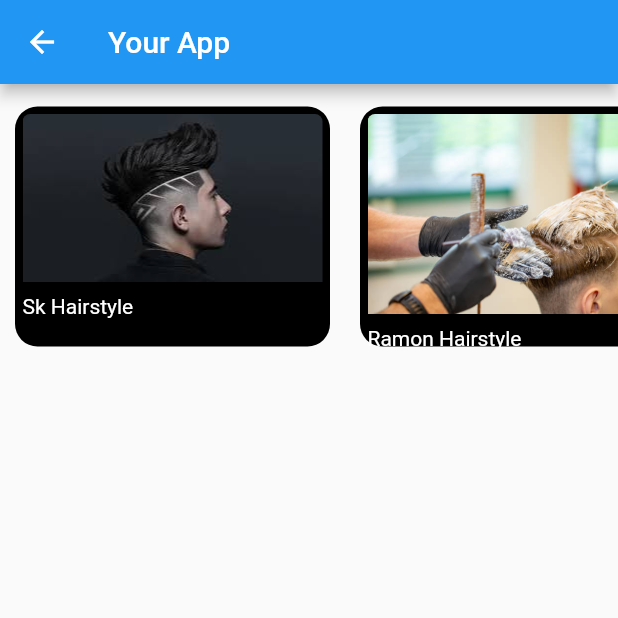
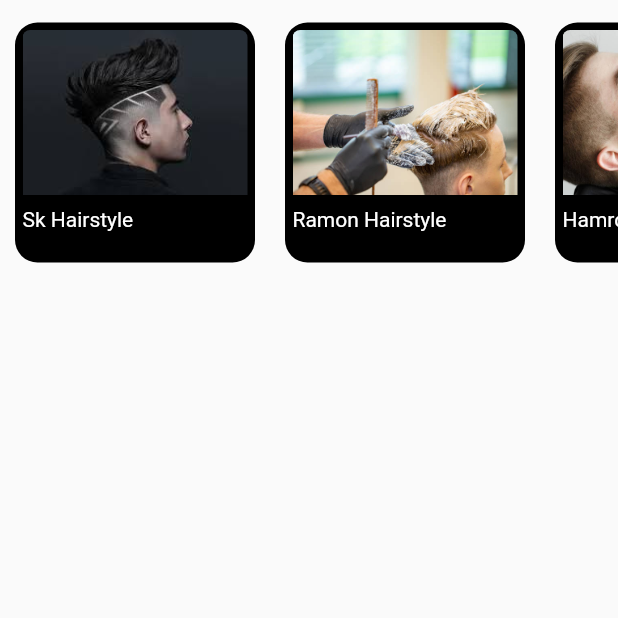
Before and after one commit to SarthakPaneru/StyleSlate-Customer, a Flutter app: the MyHomePage screen opened directly, on a phone screen of 412 x 824 dp, the top half of it. Run offline on Flutter 3.47's test engine with Material 2 defaults, Android fonts, the phone set to English and light mode, and no system bars; our stand-ins replace cached_network_image, email_validator, flutter_secure_storage, flutter_svg, font_awesome_flutter, geolocator and 5 more; missing offline and left inert: dart:ffi, heart_toggle; accounts and stored records are empty.

Commit message:
models added

```diff
--- a/lib/Screen/detailScreen.dart
+++ b/lib/Screen/detailScreen.dart
@@ -1,6 +1,7 @@
 import 'package:flutter/material.dart';
 import 'package:hamro_barber_mobile/constants/app_constants.dart';
 import 'package:hamro_barber_mobile/modules/screens/barber_type.dart';
+import 'package:hamro_barber_mobile/profile/body.dart';
 import 'package:heart_toggle/heart_toggle.dart';
 import 'booking page.dart';
 
--- a/lib/config/api_requests.dart
+++ b/lib/config/api_requests.dart
@@ -90,4 +90,11 @@ class ApiRequests {
         '${ApiConstants.appointmentEndpoint}/get/customer/${customerId.toString()}?status=$status');
     return response;
   }
+
+  Future<String> retrieveImageUrl() async {
+    Customer customer = Customer();
+    final userId = await customer.retrieveUserId();
+    return _apiService
+        .fetchProtectedImage('${ApiConstants.baseUrl}${ApiConstants.usersEndpoint}/$userId/get-image').toString();
+  }
 }
--- a/lib/config/api_service.dart
+++ b/lib/config/api_service.dart
@@ -1,11 +1,15 @@
 import 'dart:convert';
 import 'dart:io';
+import 'dart:ui';
+import 'package:flutter/material.dart';
 import 'package:hamro_barber_mobile/constants/app_constants.dart';
 import 'package:http/http.dart' as http;
 import 'package:mime/mime.dart';
 import 'package:http_parser/http_parser.dart';
 
 class ApiService {
+  ApiConstants _apiConstants = ApiConstants();
+
   void processData(String responseData) {
     final data = json.decode(responseData);
     // Process the data...
@@ -69,8 +73,8 @@ class ApiService {
         return http.Response("ERROR UPLOADING FILE", 400);
       }
 
-      request.files.add(await http.MultipartFile.fromPath(
-          'file', file.path, contentType: MediaType.parse(mimeType))); //, contentType: headers))
+      request.files.add(await http.MultipartFile.fromPath('file', file.path,
+          contentType: MediaType.parse(mimeType))); //, contentType: headers))
       request.send().then((response) {
         if (response.statusCode == 200) {
           print("Uploaded!");
@@ -114,4 +118,9 @@ class ApiService {
       return http.Response({"message": e}.toString(), 400);
     }
   }
+
+  Future<Uri> fetchProtectedImage(String imageUrl) async {
+    return Uri.parse(imageUrl);
+
+  }
 }
--- a/lib/core/auth/login.dart
+++ b/lib/core/auth/login.dart
@@ -86,7 +86,7 @@ class _LoginState extends State<Login> {
     } else {
       {
         // If form is validated the follwing code is executed.
-        final payload = {'email': email, 'password': password};
+        final payload = {'email': email, 'password': password, 'userRole': 'CUSTOMER'};
         final jsonPayload = jsonEncode(payload);
 
         http.Response response = await _apiService.post(
--- /dev/null
+++ b/lib/modules/models/barber.dart
@@ -0,0 +1,61 @@
+import 'dart:ffi';
+
+import 'package:hamro_barber_mobile/modules/models/service.dart';
+
+import 'user.dart';
+
+class Barber {
+  final int? id;
+  final String? panNo;
+  final bool? isOpened;
+  final User? user;
+  final String? name;
+  final String? imageUrl;
+  final List<Service>? services;
+  final Float? rating;
+  final Double? longitude;
+  final Double? latitude;
+  final Double? distance;
+
+  Barber(
+      {this.id,
+      this.panNo,
+      this.isOpened,
+      this.user,
+      this.name,
+      this.imageUrl,
+      this.services,
+      this.rating,
+      this.longitude,
+      this.latitude,
+      this.distance});
+
+  Barber.fromMap(Map map)
+      : this(
+            id: map['id'],
+            panNo: map['panNo'],
+            isOpened: map['isOpened'],
+            user: map['user'],
+            name: map['name'],
+            imageUrl: map['imageUrl'],
+            services: map['services'],
+            rating: map['rating'],
+            longitude: map['longitude'],
+            latitude: map['latitude'],
+            distance: map['distance']
+            );
+
+  Map<String, dynamic> asMap() => {
+        'id': id,
+        'panNo': panNo,
+        'isOpened': isOpened,
+        'user': user,
+        'name': name,
+        'imageUrl': imageUrl,
+        'services': services,
+        'rating': rating,
+        'longitude': longitude,
+        'latitude': latitude,
+        'distance': distance
+      };
+}
--- /dev/null
+++ b/lib/modules/models/customer.dart
@@ -0,0 +1,19 @@
+import 'package:hamro_barber_mobile/modules/models/user.dart';
+
+class Customer {
+  final int? id;
+  final User? user;
+
+  Customer({this.id, this.user});
+
+  Customer.fromMap(Map map)
+      : this(
+          id: map['id'],
+          user: map['user'],
+        );
+
+  Map<String, dynamic> asMap() => {
+        'id': id,
+        'user': user,
+      };
+}
--- /dev/null
+++ b/lib/modules/models/service.dart
@@ -0,0 +1,36 @@
+import 'package:hamro_barber_mobile/modules/models/barber.dart';
+
+class Service {
+  final int? id;
+  final String? serviceName;
+  final String? fee;
+  final String? serviceTimeInMinutes;
+  final Barber? barber;
+  final String? category;
+
+  Service(
+      {this.id,
+      this.serviceName,
+      this.fee,
+      this.serviceTimeInMinutes,
+      this.barber,
+      this.category});
+
+  Service.fromMap(Map map)
+      : this(
+            id: map['id'],
+            serviceName: map['serviceName'],
+            fee: map['fee'],
+            serviceTimeInMinutes: map['serviceTimeInMinutes'],
+            barber: map['barber'],
+            category: map['category']);
+
+  Map<String, dynamic> asMap() => {
+        'id': id,
+        'serviceName': serviceName,
+        'fee': fee,
+        'serviceTimeInMinutes': serviceTimeInMinutes,
+        'barber': barber,
+        'category': category
+      };
+}
--- /dev/null
+++ b/lib/modules/models/user.dart
@@ -0,0 +1,39 @@
+class User {
+  int? id;
+  final String? email;
+  final String? phone;
+  final String? firstName;
+  final String? lastName;
+  final String? userRole;
+  final String? imageUrl;
+
+  User({
+    this.id,
+    this.email,
+    this.phone,
+    this.firstName,
+    this.lastName,
+    this.userRole,
+    this.imageUrl,
+  });
+
+  User.fromMap(Map map)
+      : this(
+            id: map['id'],
+            email: map['email'],
+            phone: map['phone'],
+            firstName: map['firstName'],
+            lastName: map['lastName'],
+            userRole: map['userRole'],
+            imageUrl: map['imageUrl']);
+
+  Map<String, dynamic> asMap() => {
+        'id': id,
+        'email': email,
+        'phone': phone,
+        'firstName': firstName,
+        'lastName': lastName,
+        'userRole': userRole,
+        'imageUrl': imageUrl,
+      };
+}
--- a/lib/profile/profile.dart
+++ b/lib/profile/profile.dart
@@ -1,10 +1,14 @@
 import 'dart:convert';
+import 'dart:typed_data';
 
+import 'package:cached_network_image/cached_network_image.dart';
 import 'package:flutter/material.dart';
 import 'package:hamro_barber_mobile/config/api_requests.dart';
+import 'package:hamro_barber_mobile/constants/app_constants.dart';
 import 'dart:io';
 import 'package:image_picker/image_picker.dart';
 import 'package:http/http.dart' as http;
+import 'package:path_provider/path_provider.dart';
 
 class ProfilePage extends StatefulWidget {
   @override
@@ -15,16 +19,10 @@ class _ProfilePageState extends State<ProfilePage> {
   ApiRequests _apiRequests = ApiRequests();
   File? _image;
 
-  void fetchData() async {
-    http.Response response = await _apiRequests.getLoggedInCustomer();
-    List<dynamic> jsonResponse = jsonDecode(response.body);
-    // String barber = jsonResponse['name'];
-    _image = response.body as File?;
-    // print(stylistData1);
-
-    // setState(() {
-    //   _isLoading = false;
-    // });
+  @override
+  void initState() {
+    // TODO: implement initState
+    super.initState();
   }
 
   Future getImage() async {
@@ -50,18 +48,18 @@ class _ProfilePageState extends State<ProfilePage> {
             mainAxisAlignment: MainAxisAlignment.center,
             children: [
               CircleAvatar(
-                radius: 80,
-                backgroundImage: _image != null ? FileImage(_image!) : null,
-                child: _image == null
-                    ? Icon(
-                        Icons.person,
-                        size: 80,
-                      )
-                    : null,
-              ),
+                  radius: 80,
+                  child: CachedNetworkImage(
+                    imageUrl:
+                        '${_apiRequests.retrieveImageUrl()}',
+                    placeholder: (context, url) => const Icon(
+                      Icons.person,
+                      size: 80,
+                    ),
+                  )),
               ElevatedButton(
                 onPressed: getImage,
-                child: Text('Edit Profile Picture'),
+                child: const Text('Edit Profile Picture'),
               ),
             ],
           ),
--- a/lib/widgets/barberSelection.dart
+++ b/lib/widgets/barberSelection.dart
@@ -4,9 +4,9 @@ class MyHomePage extends StatelessWidget {
   @override
   Widget build(BuildContext context) {
     return Scaffold(
-      appBar: AppBar(
-        title: Text('Your App'),
-      ),
+      // appBar: AppBar(
+      //   title: Text('Your App'),
+      // ),
       body: Column(
         children: [
           Container(
@@ -40,7 +40,7 @@ class BarberSelection extends StatelessWidget {
             children: [
               Container(
                 height: 150,
-                width: 200,
+                width: 150,
                 margin: const EdgeInsets.symmetric(horizontal: 15, vertical: 20),
                 decoration: BoxDecoration(
                   borderRadius: BorderRadius.circular(15),
@@ -67,8 +67,10 @@ class BarberSelection extends StatelessWidget {
                             clipBehavior: Clip.antiAlias,
                             child: Image.asset(
                               'lib/assets/images/categories/categories$index.jpg',
-                              fit: BoxFit.scaleDown,
+                              fit: BoxFit.fitHeight,
+                              height: 110,
                             ),
+
                           ),
                         ),
                         Align(
--- a/pubspec.yaml
+++ b/pubspec.yaml
@@ -48,6 +48,7 @@ dependencies:
   http_parser: ^4.0.2
   geolocator: ^10.1.0
   google_maps_flutter: ^2.5.0
+  cached_network_image: ^3.3.0
 
 dev_dependencies:
   flutter_test:
```
Also changed, not shown: lib/modules/models/test.dart (deleted), pubspec.lock, 1 other file.
